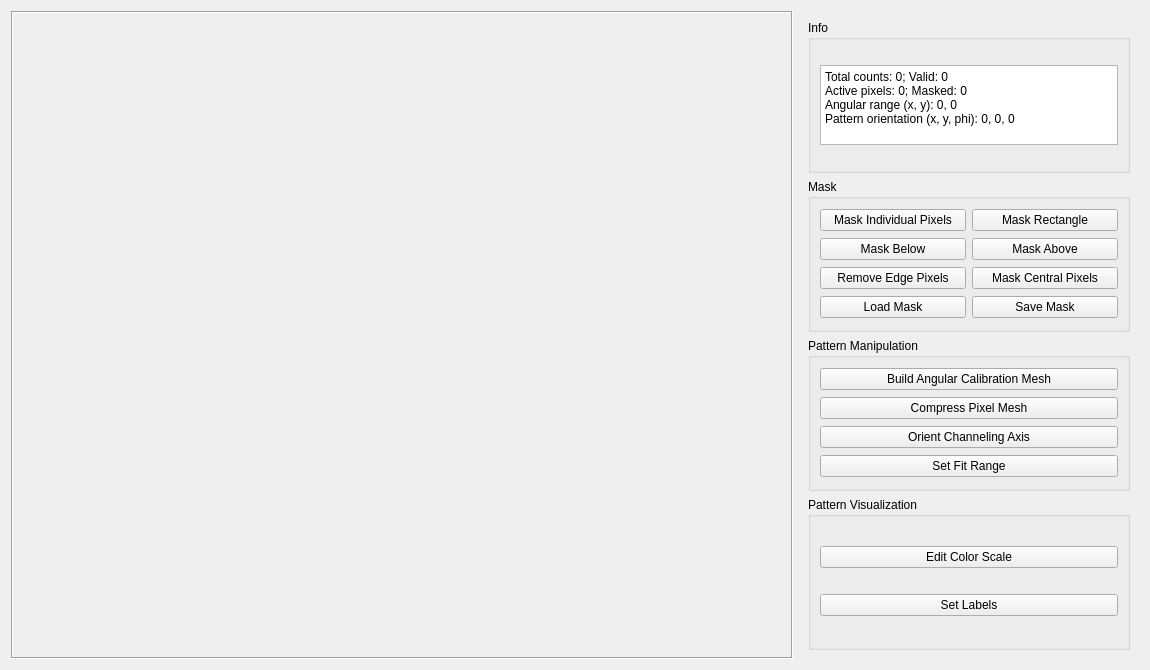
edbosne/pyfdd, file qt_designer/datapattern_widget.ui: the form before one commit.
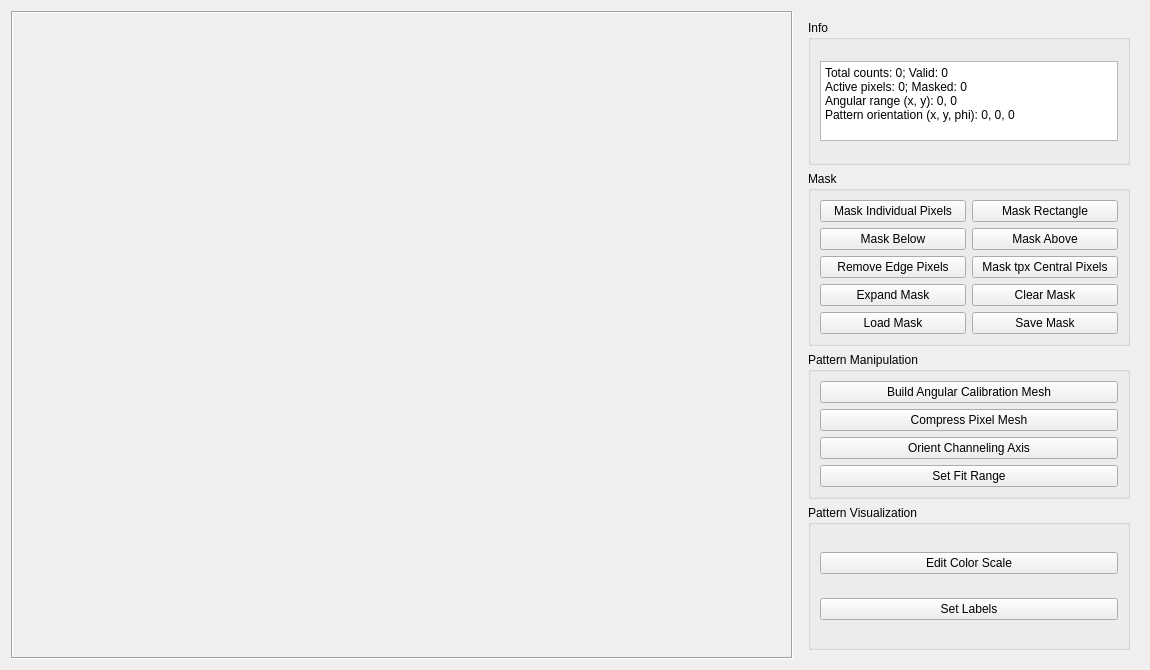
The form after the commit.

Commit message: clear mask implemented

```diff
--- a/qt_designer/datapattern_widget.ui
+++ b/qt_designer/datapattern_widget.ui
@@ -158,7 +158,7 @@
          <item row="3" column="1">
           <widget class="QPushButton" name="pb_removecentral">
            <property name="text">
-            <string>Mask Central Pixels</string>
+            <string>Mask tpx Central Pixels</string>
            </property>
           </widget>
          </item>
@@ -169,14 +169,14 @@
            </property>
           </widget>
          </item>
-         <item row="4" column="1">
+         <item row="5" column="1">
           <widget class="QPushButton" name="pb_savemask">
            <property name="text">
             <string>Save Mask</string>
            </property>
           </widget>
          </item>
-         <item row="4" column="0">
+         <item row="5" column="0">
           <widget class="QPushButton" name="pb_loadmask">
            <property name="text">
             <string>Load Mask</string>
@@ -197,6 +197,20 @@
            </property>
           </widget>
          </item>
+         <item row="4" column="0">
+          <widget class="QPushButton" name="pb_expandmask">
+           <property name="text">
+            <string>Expand Mask</string>
+           </property>
+          </widget>
+         </item>
+         <item row="4" column="1">
+          <widget class="QPushButton" name="pb_clearmask">
+           <property name="text">
+            <string>Clear Mask</string>
+           </property>
+          </widget>
+         </item>
         </layout>
        </widget>
       </item>
```
The commit also changes 4 other files.
